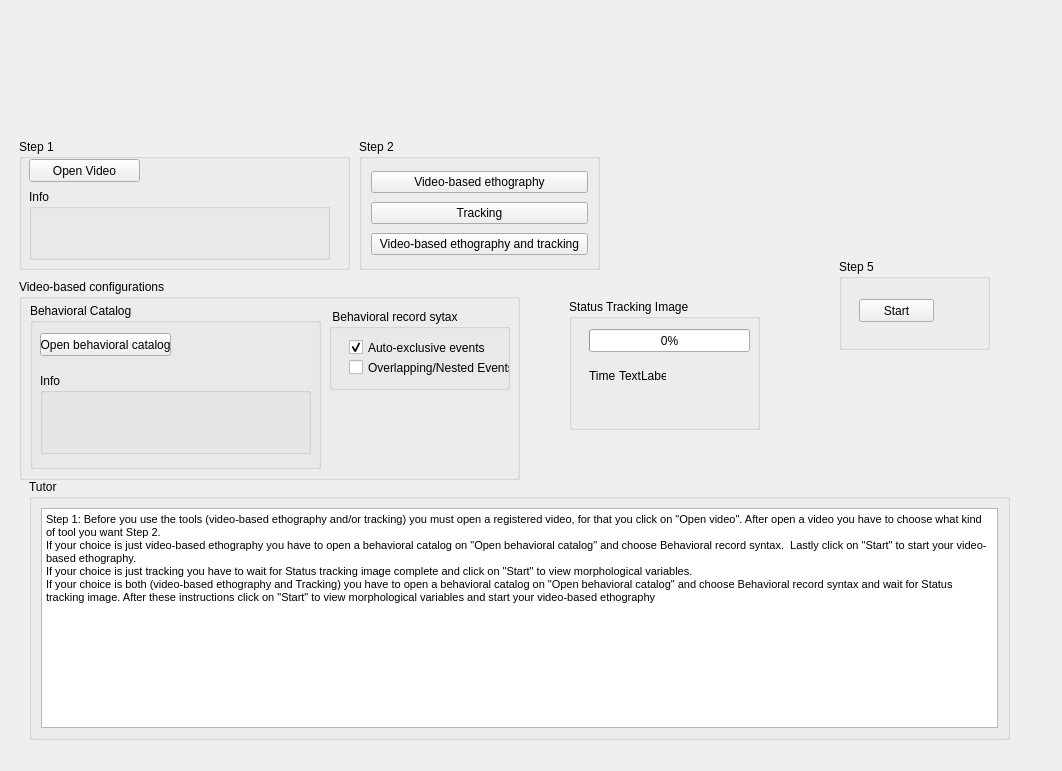
Qt form telaetografiaproce.ui (EthoWatcher/ethowatcher) before a commit.
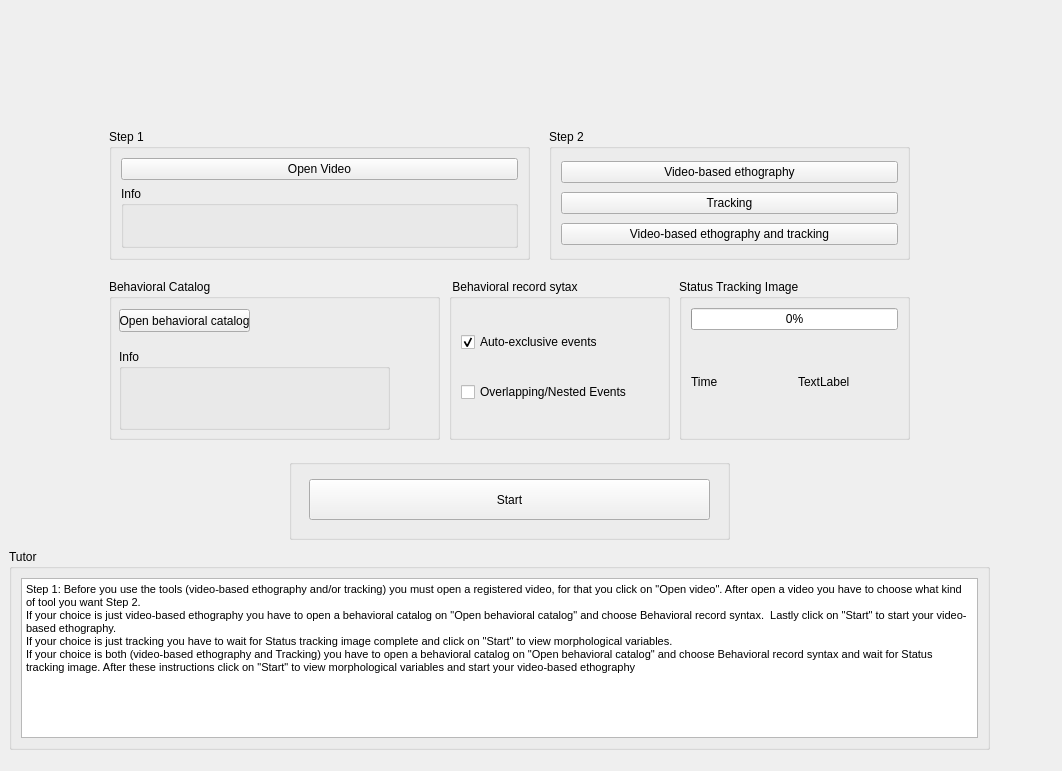
The same form after that commit. Icons and pictures are not drawn.

Commit message:
alterações interface gráficas telaetografiaproce.ui -apenas alteraçõese estéticas
obs: etowatcher funcionando normalmente

```diff
--- a/telaetografiaproce.ui
+++ b/telaetografiaproce.ui
@@ -31,7 +31,7 @@
       <rect>
        <x>10</x>
        <y>10</y>
-       <width>1031</width>
+       <width>1011</width>
        <height>100</height>
       </rect>
      </property>
@@ -63,9 +63,9 @@
      <widget class="QGroupBox" name="gbStep2">
       <property name="geometry">
        <rect>
-        <x>380</x>
-        <y>10</y>
-        <width>241</width>
+        <x>570</x>
+        <y>0</y>
+        <width>361</width>
         <height>131</height>
        </rect>
       </property>
@@ -102,22 +102,22 @@
      <widget class="QGroupBox" name="gbStep5">
       <property name="geometry">
        <rect>
-        <x>860</x>
-        <y>130</y>
-        <width>151</width>
-        <height>91</height>
+        <x>310</x>
+        <y>330</y>
+        <width>441</width>
+        <height>81</height>
        </rect>
       </property>
       <property name="title">
-       <string>Step 5</string>
+       <string/>
       </property>
       <widget class="QPushButton" name="pbStart">
        <property name="geometry">
         <rect>
          <x>20</x>
-         <y>40</y>
-         <width>75</width>
-         <height>23</height>
+         <y>20</y>
+         <width>401</width>
+         <height>41</height>
         </rect>
        </property>
        <property name="text">
@@ -128,37 +128,25 @@
      <widget class="QGroupBox" name="groupBox_6">
       <property name="geometry">
        <rect>
-        <x>40</x>
-        <y>10</y>
-        <width>331</width>
+        <x>130</x>
+        <y>0</y>
+        <width>421</width>
         <height>131</height>
        </rect>
       </property>
       <property name="title">
        <string>Step 1</string>
       </property>
+      <layout class="QVBoxLayout" name="verticalLayout_18">
+       <item>
       <widget class="QPushButton" name="pbUnicoVideo">
-       <property name="geometry">
-        <rect>
-         <x>10</x>
-         <y>20</y>
-         <width>111</width>
-         <height>23</height>
-        </rect>
-       </property>
        <property name="text">
         <string>Open Video</string>
        </property>
       </widget>
+       </item>
+       <item>
       <widget class="QGroupBox" name="groupBox_13">
-       <property name="geometry">
-        <rect>
-         <x>10</x>
-         <y>50</y>
-         <width>301</width>
-         <height>71</height>
-        </rect>
-       </property>
        <property name="title">
         <string>Info</string>
        </property>
@@ -176,66 +164,56 @@
         </property>
        </widget>
       </widget>
+       </item>
+      </layout>
      </widget>
      <widget class="QGroupBox" name="gbStep6">
       <property name="geometry">
        <rect>
-        <x>590</x>
-        <y>170</y>
-        <width>191</width>
-        <height>131</height>
+        <x>700</x>
+        <y>150</y>
+        <width>231</width>
+        <height>161</height>
        </rect>
       </property>
       <property name="title">
        <string>Status Tracking Image</string>
       </property>
+      <layout class="QVBoxLayout" name="verticalLayout_17">
+       <item>
       <widget class="QProgressBar" name="progressBar">
-       <property name="geometry">
-        <rect>
-         <x>20</x>
-         <y>30</y>
-         <width>161</width>
-         <height>23</height>
-        </rect>
-       </property>
        <property name="value">
         <number>0</number>
        </property>
       </widget>
-      <widget class="QLabel" name="lblTime">
-       <property name="geometry">
-        <rect>
-         <x>50</x>
-         <y>70</y>
-         <width>47</width>
-         <height>13</height>
-        </rect>
-       </property>
-       <property name="text">
-        <string>TextLabel</string>
-       </property>
-      </widget>
+       </item>
+       <item>
+        <layout class="QHBoxLayout" name="horizontalLayout_8">
+         <item>
       <widget class="QLabel" name="label_18">
-       <property name="geometry">
-        <rect>
-         <x>20</x>
-         <y>70</y>
-         <width>47</width>
-         <height>13</height>
-        </rect>
-       </property>
        <property name="text">
         <string>Time</string>
        </property>
       </widget>
+         </item>
+         <item>
+          <widget class="QLabel" name="lblTime">
+           <property name="text">
+            <string>TextLabel</string>
+           </property>
+          </widget>
+         </item>
+        </layout>
+       </item>
+      </layout>
      </widget>
      <widget class="QGroupBox" name="groupBox_9">
       <property name="geometry">
        <rect>
-        <x>50</x>
-        <y>350</y>
+        <x>30</x>
+        <y>420</y>
         <width>981</width>
-        <height>261</height>
+        <height>201</height>
        </rect>
       </property>
       <property name="title">
@@ -258,25 +236,48 @@
        </item>
       </layout>
      </widget>
-     <widget class="QGroupBox" name="groupBox_2">
+     <widget class="QGroupBox" name="gbStep4">
       <property name="geometry">
        <rect>
-        <x>40</x>
+        <x>470</x>
         <y>150</y>
-        <width>501</width>
-        <height>201</height>
+        <width>221</width>
+        <height>161</height>
        </rect>
       </property>
       <property name="title">
-       <string>Video-based configurations</string>
+       <string> Behavioral record sytax</string>
       </property>
+      <layout class="QVBoxLayout" name="verticalLayout_14">
+       <item>
+        <widget class="QCheckBox" name="cbAuto">
+         <property name="text">
+          <string>Auto-exclusive events</string>
+         </property>
+         <property name="checked">
+          <bool>true</bool>
+         </property>
+        </widget>
+       </item>
+       <item>
+        <widget class="QCheckBox" name="cbNested">
+         <property name="text">
+          <string>Overlapping/Nested Events</string>
+         </property>
+         <property name="checked">
+          <bool>false</bool>
+         </property>
+        </widget>
+       </item>
+      </layout>
+     </widget>
       <widget class="QGroupBox" name="gbStep3">
        <property name="geometry">
         <rect>
-         <x>11</x>
-         <y>24</y>
-         <width>291</width>
-         <height>166</height>
+        <x>130</x>
+        <y>150</y>
+        <width>331</width>
+        <height>161</height>
         </rect>
        </property>
        <property name="title">
@@ -322,52 +323,6 @@
         </widget>
        </widget>
       </widget>
-      <widget class="QGroupBox" name="gbStep4">
-       <property name="geometry">
-        <rect>
-         <x>310</x>
-         <y>30</y>
-         <width>181</width>
-         <height>81</height>
-        </rect>
-       </property>
-       <property name="title">
-        <string> Behavioral record sytax</string>
-       </property>
-       <widget class="QCheckBox" name="cbAuto">
-        <property name="geometry">
-         <rect>
-          <x>20</x>
-          <y>30</y>
-          <width>181</width>
-          <height>17</height>
-         </rect>
-        </property>
-        <property name="text">
-         <string>Auto-exclusive events</string>
-        </property>
-        <property name="checked">
-         <bool>true</bool>
-        </property>
-       </widget>
-       <widget class="QCheckBox" name="cbNested">
-        <property name="geometry">
-         <rect>
-          <x>20</x>
-          <y>50</y>
-          <width>161</width>
-          <height>17</height>
-         </rect>
-        </property>
-        <property name="text">
-         <string>Overlapping/Nested Events</string>
-        </property>
-        <property name="checked">
-         <bool>false</bool>
-        </property>
-       </widget>
-      </widget>
-     </widget>
     </widget>
    </widget>
    <widget class="QWidget" name="page_2">
```
Left out of the diff: 4 changed lines with no effect on the pictures. Lines whose indentation alone changed are shown as unchanged.
